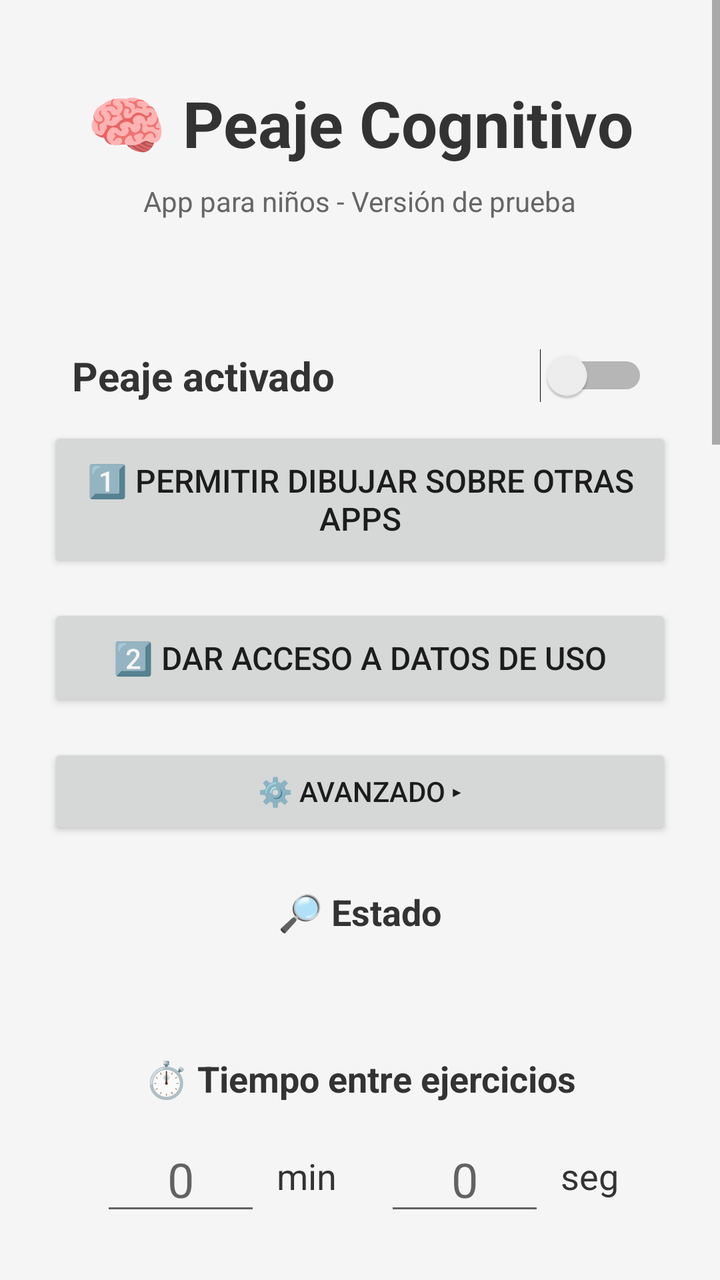
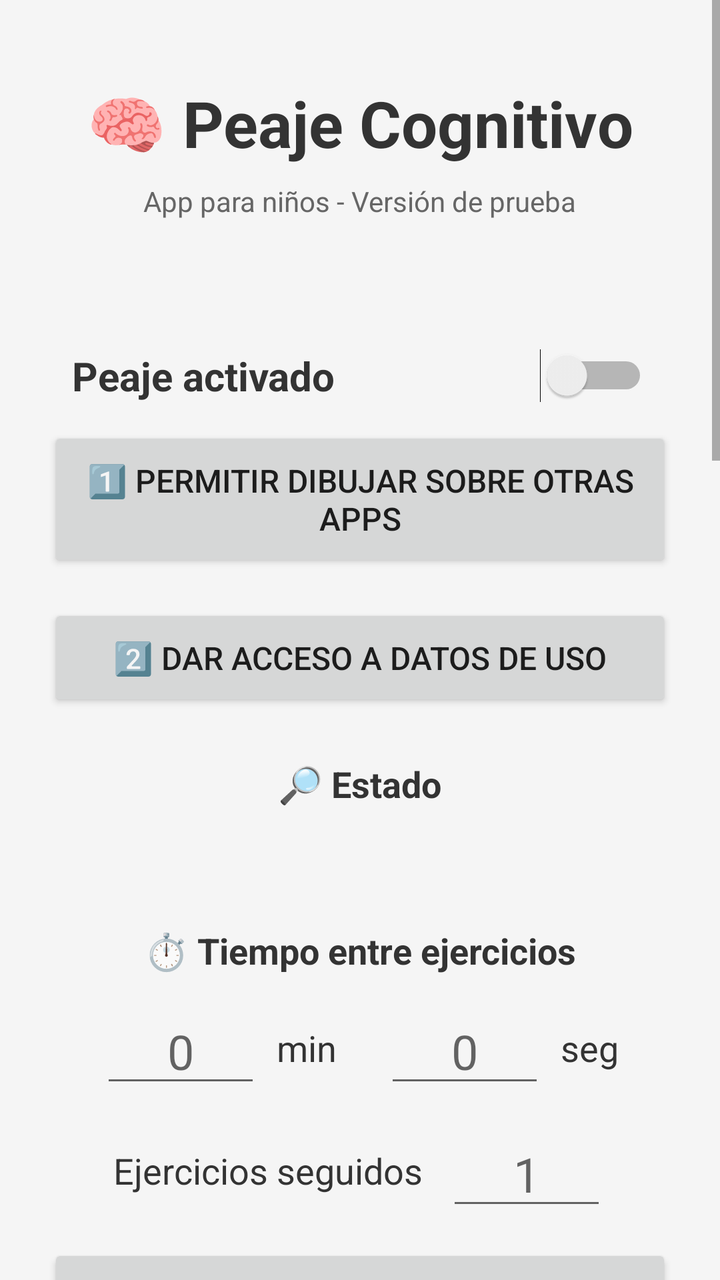

Before-and-after screenshots of an Android layout around one commit, followed by the original layout XML and the change that was made.
<!-- AndroidManifest.xml: application theme Theme.AppCompat.Light.DarkActionBar -->
<!-- res/layout/activity_main.xml -->
<?xml version="1.0" encoding="utf-8"?>
<ScrollView xmlns:android="http://schemas.android.com/apk/res/android"
    android:layout_width="match_parent"
    android:layout_height="match_parent"
    android:background="#F5F5F5"
    android:fillViewport="true">

    <LinearLayout
        android:layout_width="match_parent"
        android:layout_height="wrap_content"
        android:gravity="center_horizontal"
        android:orientation="vertical"
        android:padding="24dp">

        <TextView
            android:layout_width="wrap_content"
            android:layout_height="wrap_content"
            android:layout_marginTop="16dp"
            android:layout_marginBottom="8dp"
            android:text="🧠 Peaje Cognitivo"
            android:textColor="#333"
            android:textSize="32sp"
            android:textStyle="bold" />

        <TextView
            android:layout_width="wrap_content"
            android:layout_height="wrap_content"
            android:layout_marginBottom="4dp"
            android:text="App para niños - Versión de prueba"
            android:textColor="#666"
            android:textSize="14sp" />

        <TextView
            android:id="@+id/tvVersion"
            android:layout_width="wrap_content"
            android:layout_height="wrap_content"
            android:layout_marginBottom="32dp"
            android:textColor="#999"
            android:textSize="12sp" />

        <Switch
            android:id="@+id/swActivo"
            android:layout_width="match_parent"
            android:layout_height="wrap_content"
            android:padding="12dp"
            android:text="Peaje activado"
            android:textColor="#333"
            android:textSize="20sp"
            android:textStyle="bold" />

        <Button
            android:id="@+id/btnEnableOverlay"
            android:layout_width="match_parent"
            android:layout_height="wrap_content"
            android:padding="16dp"
            android:text="1️⃣ Permitir dibujar sobre otras apps"
            android:textSize="16sp" />

        <Button
            android:id="@+id/btnUsoPermiso"
            android:layout_width="match_parent"
            android:layout_height="wrap_content"
            android:layout_marginTop="16dp"
            android:padding="16dp"
            android:text="2️⃣ Dar acceso a datos de uso"
            android:textSize="16sp" />

        <Button
            android:id="@+id/btnAvanzado"
            android:layout_width="match_parent"
            android:layout_height="wrap_content"
            android:layout_marginTop="16dp"
            android:text="⚙️ Avanzado ▸"
            android:textSize="14sp" />

        
        <LinearLayout
            android:id="@+id/llAvanzado"
            android:layout_width="match_parent"
            android:layout_height="wrap_content"
            android:orientation="vertical"
            android:visibility="gone">

            <TextView
                android:layout_width="wrap_content"
                android:layout_height="wrap_content"
                android:layout_marginTop="12dp"
                android:text="🔍 Cómo detecta YouTube"
                android:textColor="#333"
                android:textSize="18sp"
                android:textStyle="bold" />

            <RadioGroup
                android:id="@+id/rgDeteccion"
                android:layout_width="wrap_content"
                android:layout_height="wrap_content"
                android:layout_marginTop="4dp"
                android:orientation="vertical">

                <RadioButton
                    android:id="@+id/rbDetUso"
                    android:layout_width="wrap_content"
                    android:layout_height="wrap_content"
                    android:text="Uso de apps (recomendado)"
                    android:textSize="16sp" />

                <RadioButton
                    android:id="@+id/rbDetAcc"
                    android:layout_width="wrap_content"
                    android:layout_height="wrap_content"
                    android:text="Accesibilidad (alternativo)"
                    android:textSize="16sp" />
            </RadioGroup>

            <Button
                android:id="@+id/btnEnableAccessibility"
                android:layout_width="match_parent"
                android:layout_height="wrap_content"
                android:layout_marginTop="8dp"
                android:padding="16dp"
                android:text="Activar servicio de accesibilidad (solo modo alternativo)"
                android:textSize="14sp" />
        </LinearLayout>

        
        <TextView
            android:layout_width="wrap_content"
            android:layout_height="wrap_content"
            android:layout_marginTop="24dp"
            android:text="🔎 Estado"
            android:textColor="#333"
            android:textSize="18sp"
            android:textStyle="bold" />

        <TextView
            android:id="@+id/tvEstado"
            android:layout_width="wrap_content"
            android:layout_height="wrap_content"
            android:layout_marginTop="8dp"
            android:lineSpacingMultiplier="1.2"
            android:textColor="#444"
            android:textSize="14sp" />

        <TextView
            android:layout_width="wrap_content"
            android:layout_height="wrap_content"
            android:layout_marginTop="32dp"
            android:text="⏱️ Tiempo entre ejercicios"
            android:textColor="#333"
            android:textSize="18sp"
            android:textStyle="bold" />

        <LinearLayout
            android:layout_width="wrap_content"
            android:layout_height="wrap_content"
            android:layout_marginTop="12dp"
            android:gravity="center_vertical"
            android:orientation="horizontal">

            <EditText
                android:id="@+id/etMinutes"
                android:layout_width="80dp"
                android:layout_height="wrap_content"
                android:gravity="center"
                android:hint="0"
                android:importantForAutofill="no"
                android:inputType="number"
                android:maxLength="3"
                android:textSize="24sp" />

            <TextView
                android:layout_width="wrap_content"
                android:layout_height="wrap_content"
                android:layout_marginStart="8dp"
                android:layout_marginEnd="24dp"
                android:text="min"
                android:textColor="#333"
                android:textSize="18sp" />

            <EditText
                android:id="@+id/etSeconds"
                android:layout_width="80dp"
                android:layout_height="wrap_content"
                android:gravity="center"
                android:hint="0"
                android:importantForAutofill="no"
                android:inputType="number"
                android:maxLength="2"
                android:textSize="24sp" />

            <TextView
                android:layout_width="wrap_content"
                android:layout_height="wrap_content"
                android:layout_marginStart="8dp"
                android:text="seg"
                android:textColor="#333"
                android:textSize="18sp" />
        </LinearLayout>

        <LinearLayout
            android:layout_width="wrap_content"
            android:layout_height="wrap_content"
            android:layout_marginTop="12dp"
            android:gravity="center_vertical"
            android:orientation="horizontal">

            <TextView
                android:layout_width="wrap_content"
                android:layout_height="wrap_content"
                android:layout_marginEnd="12dp"
                android:text="Ejercicios seguidos"
                android:textColor="#333"
                android:textSize="18sp" />

            <EditText
                android:id="@+id/etSerie"
                android:layout_width="80dp"
                android:layout_height="wrap_content"
                android:gravity="center"
                android:hint="1"
                android:importantForAutofill="no"
                android:inputType="number"
                android:maxLength="2"
                android:textSize="24sp" />
        </LinearLayout>

        <Button
            android:id="@+id/btnSaveInterval"
            android:layout_width="match_parent"
            android:layout_height="wrap_content"
            android:layout_marginTop="12dp"
            android:padding="16dp"
            android:text="💾 Guardar tiempo y cantidad"
            android:textSize="16sp" />

        <TextView
            android:id="@+id/tvIntervalCurrent"
            android:layout_width="wrap_content"
            android:layout_height="wrap_content"
            android:layout_marginTop="8dp"
            android:textColor="#666"
            android:textSize="14sp" />

        <Switch
            android:id="@+id/swSoloReproduciendo"
            android:layout_width="match_parent"
            android:layout_height="wrap_content"
            android:layout_marginTop="12dp"
            android:text="Contar solo mientras se reproduce audio"
            android:textColor="#333"
            android:textSize="16sp" />

        <TextView
            android:layout_width="wrap_content"
            android:layout_height="wrap_content"
            android:layout_marginTop="32dp"
            android:text="🎯 Tipos de ejercicio"
            android:textColor="#333"
            android:textSize="18sp"
            android:textStyle="bold" />

        <CheckBox
            android:id="@+id/cbSuma"
            android:layout_width="wrap_content"
            android:layout_height="wrap_content"
            android:layout_marginTop="4dp"
            android:text="➕ Sumas (con dibujos)"
            android:textSize="16sp" />

        <CheckBox
            android:id="@+id/cbResta"
            android:layout_width="wrap_content"
            android:layout_height="wrap_content"
            android:text="➖ Restas (con dibujos)"
            android:textSize="16sp" />

        <CheckBox
            android:id="@+id/cbContar"
            android:layout_width="wrap_content"
            android:layout_height="wrap_content"
            android:text="🔢 Contar"
            android:textSize="16sp" />

        <LinearLayout
            android:id="@+id/llModulos"
            android:layout_width="match_parent"
            android:layout_height="wrap_content"
            android:orientation="vertical" />

        <TextView
            android:layout_width="wrap_content"
            android:layout_height="wrap_content"
            android:layout_marginTop="4dp"
            android:gravity="center"
            android:text="Si marcás varios, salen mezclados."
            android:textColor="#888"
            android:textSize="12sp" />

        <TextView
            android:layout_width="wrap_content"
            android:layout_height="wrap_content"
            android:layout_marginTop="24dp"
            android:text="📈 Dificultad"
            android:textColor="#333"
            android:textSize="18sp"
            android:textStyle="bold" />

        <RadioGroup
            android:id="@+id/rgNivel"
            android:layout_width="wrap_content"
            android:layout_height="wrap_content"
            android:layout_marginTop="4dp"
            android:orientation="vertical">

            <RadioButton
                android:id="@+id/rbNivel1"
                android:layout_width="wrap_content"
                android:layout_height="wrap_content"
                android:text="Fácil"
                android:textSize="16sp" />

            <RadioButton
                android:id="@+id/rbNivel2"
                android:layout_width="wrap_content"
                android:layout_height="wrap_content"
                android:text="Medio"
                android:textSize="16sp" />

            <RadioButton
                android:id="@+id/rbNivel3"
                android:layout_width="wrap_content"
                android:layout_height="wrap_content"
                android:text="Difícil"
                android:textSize="16sp" />
        </RadioGroup>

        <TextView
            android:layout_width="wrap_content"
            android:layout_height="wrap_content"
            android:layout_marginTop="24dp"
            android:text="📊 Progreso por tipo"
            android:textColor="#333"
            android:textSize="18sp"
            android:textStyle="bold" />

        <TextView
            android:id="@+id/tvHistorial"
            android:layout_width="wrap_content"
            android:layout_height="wrap_content"
            android:layout_marginTop="8dp"
            android:lineSpacingMultiplier="1.2"
            android:textColor="#444"
            android:textSize="14sp" />

        <Button
            android:id="@+id/btnBorrarHistorial"
            android:layout_width="match_parent"
            android:layout_height="wrap_content"
            android:layout_marginTop="8dp"
            android:text="Borrar progreso"
            android:textSize="14sp" />

        <CheckBox
            android:id="@+id/cbVoz"
            android:layout_width="wrap_content"
            android:layout_height="wrap_content"
            android:layout_marginTop="24dp"
            android:text="🔊 Leer el ejercicio en voz alta"
            android:textSize="16sp" />

        <Button
            android:id="@+id/btnPin"
            android:layout_width="match_parent"
            android:layout_height="wrap_content"
            android:layout_marginTop="16dp"
            android:padding="16dp"
            android:text="🔒 PIN de padres"
            android:textSize="16sp" />

        <Button
            android:id="@+id/btnModulos"
            android:layout_width="match_parent"
            android:layout_height="wrap_content"
            android:layout_marginTop="16dp"
            android:padding="16dp"
            android:text="📦 Módulos de ejercicios (importar)"
            android:textSize="16sp" />

        <Button
            android:id="@+id/btnTestOverlay"
            android:layout_width="match_parent"
            android:layout_height="wrap_content"
            android:layout_marginTop="32dp"
            android:backgroundTint="#4CAF50"
            android:padding="16dp"
            android:text="🧪 Probar overlay ahora"
            android:textSize="16sp" />

        <Button
            android:id="@+id/btnVerRegistro"
            android:layout_width="match_parent"
            android:layout_height="wrap_content"
            android:layout_marginTop="16dp"
            android:padding="16dp"
            android:text="📋 Ver registro (diagnóstico)"
            android:textSize="16sp" />

        <TextView
            android:layout_width="wrap_content"
            android:layout_height="wrap_content"
            android:layout_marginTop="32dp"
            android:layout_marginBottom="16dp"
            android:gravity="center"
            android:lineSpacingMultiplier="1.3"
            android:text="Instrucciones:\n1. Dar los dos permisos arriba\n2. Elegir tiempo y tipos de ejercicio\n3. Abrir YouTube\n4. Esperar el tiempo elegido\n5. Aparecerá el ejercicio"
            android:textColor="#666"
            android:textSize="14sp" />

    </LinearLayout>
</ScrollView>
<!-- resources referenced by this layout -->
<resources>

</resources>

<!-- the commit's change to res/layout/activity_main.xml (unified diff, before → after) -->
@@ -64,63 +64,6 @@
             android:padding="16dp"
             android:text="2️⃣ Dar acceso a datos de uso"
             android:textSize="16sp" />
-
-        <Button
-            android:id="@+id/btnAvanzado"
-            android:layout_width="match_parent"
-            android:layout_height="wrap_content"
-            android:layout_marginTop="16dp"
-            android:text="⚙️ Avanzado ▸"
-            android:textSize="14sp" />
-
-        
-        <LinearLayout
-            android:id="@+id/llAvanzado"
-            android:layout_width="match_parent"
-            android:layout_height="wrap_content"
-            android:orientation="vertical"
-            android:visibility="gone">
-
-            <TextView
-                android:layout_width="wrap_content"
-                android:layout_height="wrap_content"
-                android:layout_marginTop="12dp"
-                android:text="🔍 Cómo detecta YouTube"
-                android:textColor="#333"
-                android:textSize="18sp"
-                android:textStyle="bold" />
-
-            <RadioGroup
-                android:id="@+id/rgDeteccion"
-                android:layout_width="wrap_content"
-                android:layout_height="wrap_content"
-                android:layout_marginTop="4dp"
-                android:orientation="vertical">
-
-                <RadioButton
-                    android:id="@+id/rbDetUso"
-                    android:layout_width="wrap_content"
-                    android:layout_height="wrap_content"
-                    android:text="Uso de apps (recomendado)"
-                    android:textSize="16sp" />
-
-                <RadioButton
-                    android:id="@+id/rbDetAcc"
-                    android:layout_width="wrap_content"
-                    android:layout_height="wrap_content"
-                    android:text="Accesibilidad (alternativo)"
-                    android:textSize="16sp" />
-            </RadioGroup>
-
-            <Button
-                android:id="@+id/btnEnableAccessibility"
-                android:layout_width="match_parent"
-                android:layout_height="wrap_content"
-                android:layout_marginTop="8dp"
-                android:padding="16dp"
-                android:text="Activar servicio de accesibilidad (solo modo alternativo)"
-                android:textSize="14sp" />
-        </LinearLayout>
 
         
         <TextView
